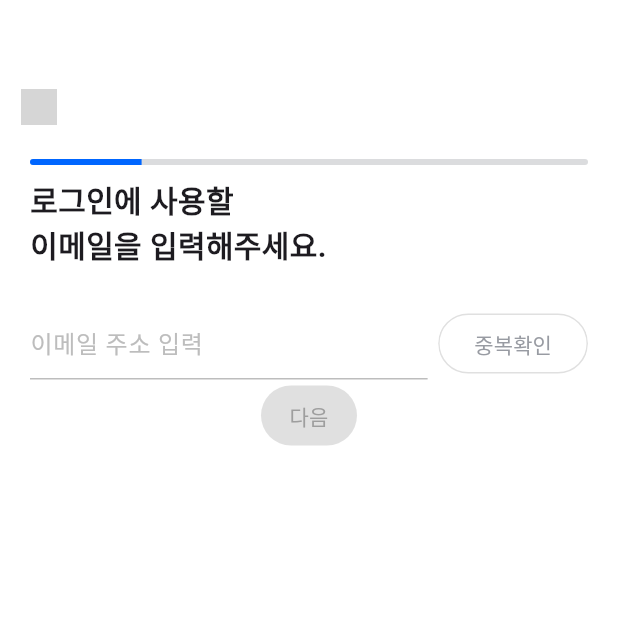
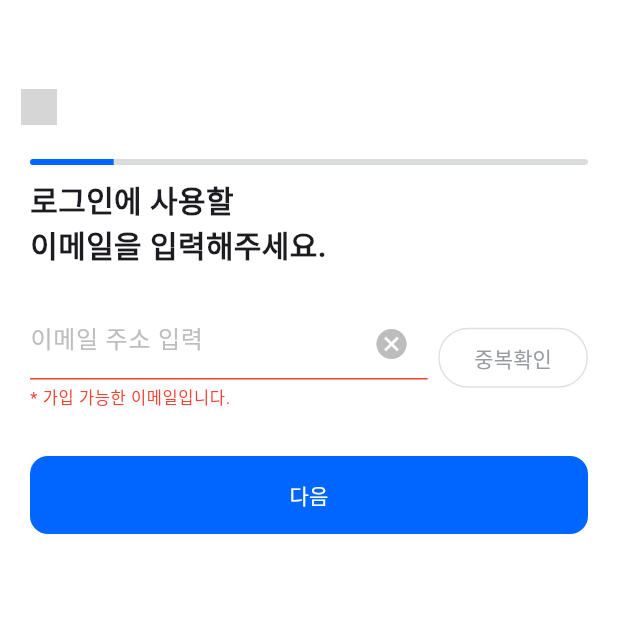
Before and after one commit to HaengSu/Uth, a Flutter app: the screen it shows after launch, after a tap on "중복확인", on a phone screen of 412 x 824 dp, the top half of it. Run offline on Flutter 3.47's test engine with Material 3 defaults, Android fonts, the phone set to English and light mode, and no system bars; our stand-ins replace firebase_core, go_router, smooth_page_indicator; accounts and stored records are empty; grey boxes are pictures that could not be loaded.

Commit message:
feature : SignUp page 작업중
첫번째 페이지 작업중

```diff
--- a/lib/screens/sign/SignUpPage.dart
+++ b/lib/screens/sign/SignUpPage.dart
@@ -55,7 +55,7 @@ class _SignUpPage extends State<SignUpPage> {
               child: ClipRRect(
                 borderRadius: BorderRadius.circular(50),
                 child: LinearProgressIndicator(
-                  value: 0.2,
+                  value: 0.15,
                   backgroundColor: grayColor_trans_16,
                   valueColor: AlwaysStoppedAnimation(mainColor),
                 ),
@@ -104,20 +104,34 @@ class _SignUpPage extends State<SignUpPage> {
                   // TextField가 가능한 공간을 모두 차지하도록 설정
                   child: TextFormField(
                     controller: _textEditingController,
-                    decoration: const InputDecoration(
+                    decoration: InputDecoration(
                         hintText: "이메일 주소 입력",
-                        hintStyle: TextStyle(color: grayColor_BD),
+                        hintStyle: const TextStyle(color: grayColor_BD),
                         counterText: '',
-                        enabledBorder: UnderlineInputBorder(
+                        enabledBorder: const UnderlineInputBorder(
                           borderSide: BorderSide(
                             color: grayColor_BD, // 기본(선택되지 않은) 상태의 색상
                           ),
                         ),
-                        focusedBorder: UnderlineInputBorder(
+                        focusedBorder: const UnderlineInputBorder(
                           borderSide: BorderSide(
                             color: mainColor, // 원하는 색상으로 변경
                           ),
-                        )),
+                        ),
+                        suffixIcon: IconButton(
+                            onPressed: _textEditingController.clear,
+                            icon: const Icon(
+                              Icons.cancel_sharp,
+                              color: grayColor_BD,
+                              size: 24,
+                            )
+                        ),
+                        errorText: checkErrorText(),
+                        errorStyle:
+                            const TextStyle(color: Colors.red, fontSize: 11),
+                        errorMaxLines: 1,
+                        errorBorder: const UnderlineInputBorder(
+                            borderSide: BorderSide(color: Colors.red))),
                   ),
                 ),
                 const SizedBox(width: 7), // TextField와 버튼 사이에 여백 추가
@@ -126,7 +140,11 @@ class _SignUpPage extends State<SignUpPage> {
                   borderRadius: BorderRadius.circular(100),
                   child: OutlinedButton(
                       onPressed: () {
-                        // TODO: 중복확인 로직 작성 , _isDuplicateChecked 변수에 결과값 적용시킬 것
+                        setState(() {
+                          // TODO: 중복확인 로직 작성 , _isDuplicateChecked 변수에 결과값 적용시킬 것
+                          // FIXME : 임시로 사용 추후 삭제 필요
+                          _isDuplicateChecked = !_isDuplicateChecked;
+                        });
                       },
                       style: OutlinedButton.styleFrom(
                         backgroundColor:
@@ -141,17 +159,33 @@ class _SignUpPage extends State<SignUpPage> {
               ],
             ),
           ),
-          TextButton(
-            onPressed: () {},
-            child: Text("다음"),
-            style: TextButton.styleFrom(
-              backgroundColor: _isDuplicateChecked ? mainColor : grayColor_E0,
-              foregroundColor:
-                  _isDuplicateChecked ? Colors.white : grayColor_9E,
-            ), // TODO: 버튼 사이즈 조절 필요 11/20
+          Padding(
+            padding: const EdgeInsets.only(top: 32, left: 20, right: 20),
+            child: SizedBox(
+              width: double.infinity,
+              child: TextButton(
+                onPressed: () {
+                  // TODO: 페이지 전환
+                },
+                child: Text("다음"),
+                style: TextButton.styleFrom(
+                  padding: const EdgeInsets.only(top: 16, bottom: 16),
+                  shape: RoundedRectangleBorder(
+                      borderRadius: BorderRadius.circular(12.0)),
+                  backgroundColor:
+                      _isDuplicateChecked ? mainColor : grayColor_E0,
+                  foregroundColor:
+                      _isDuplicateChecked ? Colors.white : grayColor_9E,
+                ),
+              ),
+            ),
           )
         ],
       ),
     );
   }
+
+  String checkErrorText() {
+    return _isDuplicateChecked == true ? "* 가입 가능한 이메일입니다." : "* 가입된 이메일입니다.";
+  }
 }
```
Also changed, not shown: lib/common/theme/colors.dart (line endings or trailing spaces).
